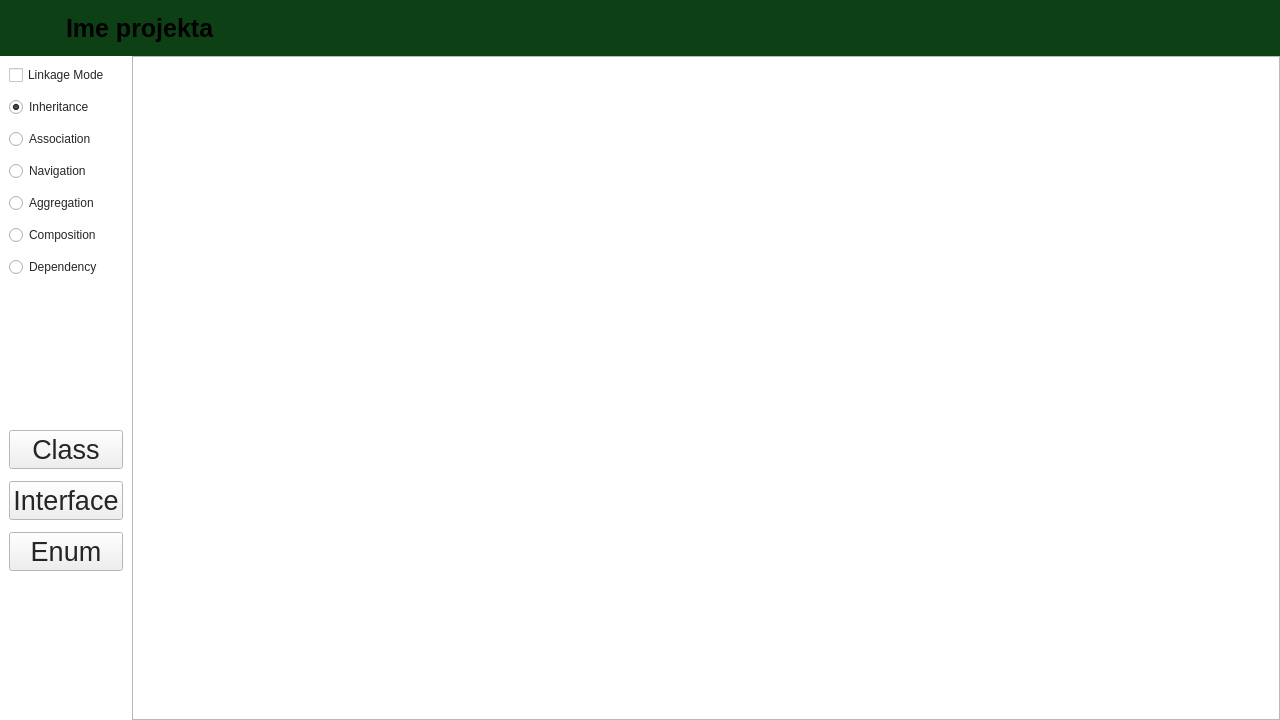
Old version of the form src/ui/Board.ui in the repository Trifsoft/diagrampp.
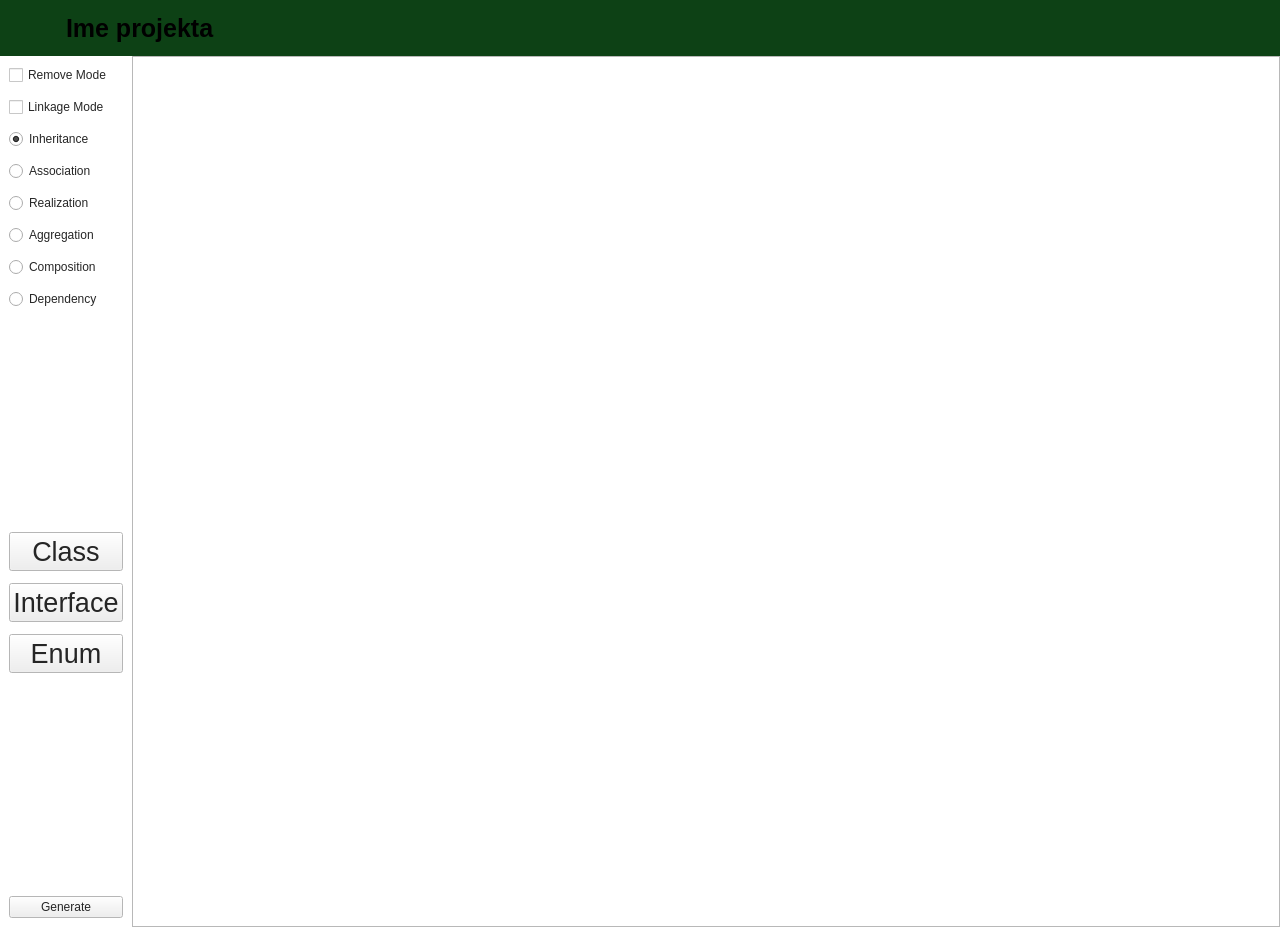
New version of the form. Icons and pictures are not drawn.

Patch:
```diff
--- a/src/ui/Board.ui
+++ b/src/ui/Board.ui
@@ -7,7 +7,7 @@
     <x>0</x>
     <y>0</y>
     <width>1280</width>
-    <height>720</height>
+    <height>927</height>
    </rect>
   </property>
   <property name="sizePolicy">
@@ -297,7 +297,14 @@
          <number>12</number>
         </property>
         <item>
-         <widget class="QCheckBox" name="Linkage">
+         <widget class="QCheckBox" name="removeMode">
+          <property name="text">
+           <string>Remove Mode</string>
+          </property>
+         </widget>
+        </item>
+        <item>
+         <widget class="QCheckBox" name="linkageMode">
           <property name="text">
            <string>Linkage Mode</string>
           </property>
@@ -326,7 +333,7 @@
         <item>
          <widget class="QRadioButton" name="Navigation">
           <property name="text">
-           <string>Navigation</string>
+           <string>Realization</string>
           </property>
          </widget>
         </item>
@@ -413,6 +420,13 @@
           </property>
          </spacer>
         </item>
+        <item>
+         <widget class="QPushButton" name="generate_project">
+          <property name="text">
+           <string>Generate</string>
+          </property>
+         </widget>
+        </item>
        </layout>
       </widget>
      </item>
```
Left out of the diff: 2 changed lines with no effect on the pictures.
